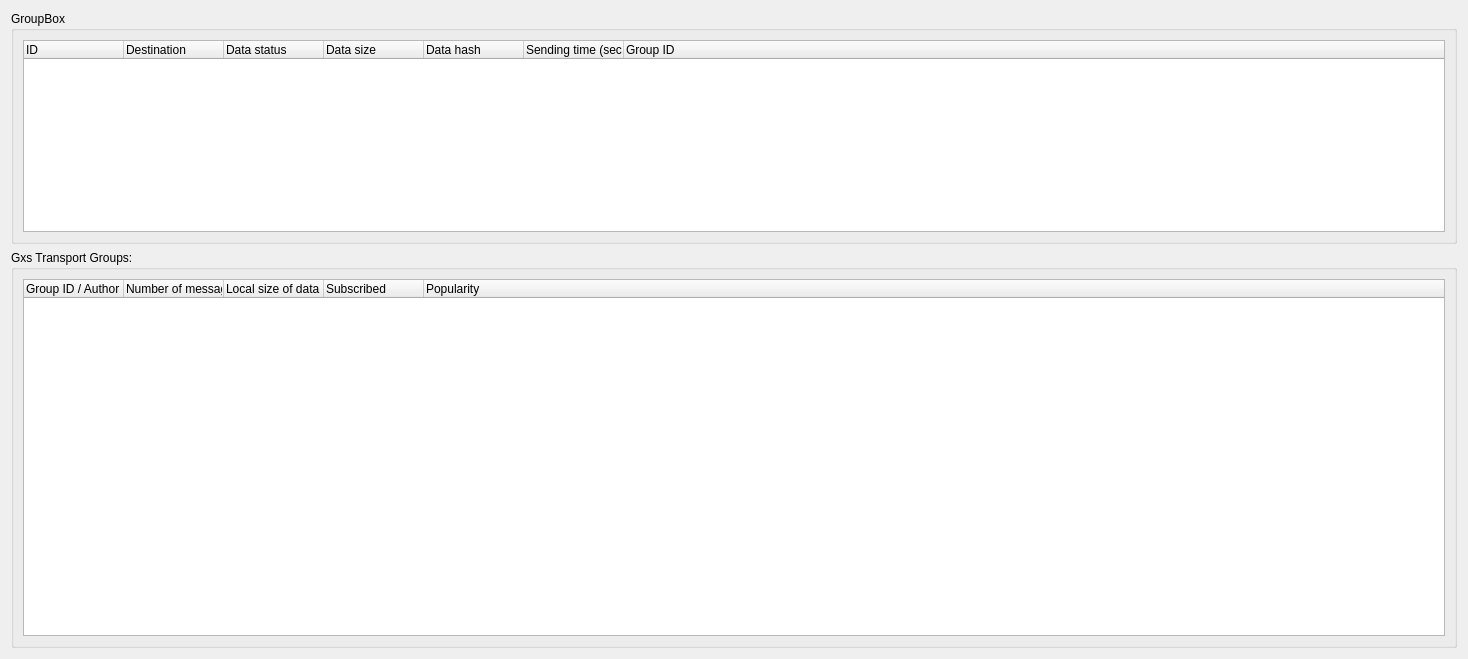
The window that retroshare-gui/src/gui/statistics/GxsTransportStatistics.ui (RetroShare/RetroShare) describes before a commit, drawn with Qt 5.
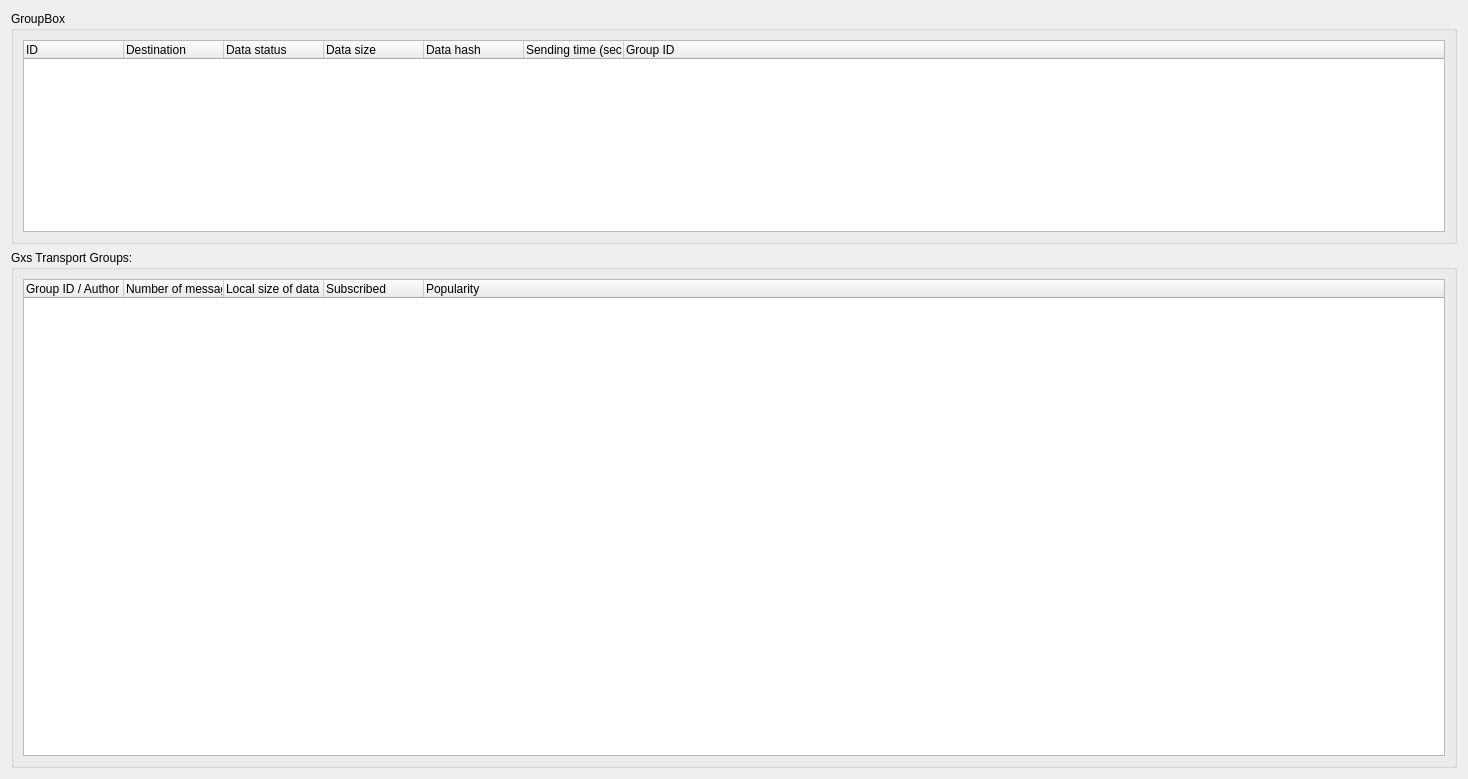
The same window after the commit.

Commit message: fixed layout in GxsTrans stats

What changed in the file:
```diff
--- a/retroshare-gui/src/gui/statistics/GxsTransportStatistics.ui
+++ b/retroshare-gui/src/gui/statistics/GxsTransportStatistics.ui
@@ -7,7 +7,7 @@
     <x>0</x>
     <y>0</y>
     <width>1468</width>
-    <height>659</height>
+    <height>779</height>
    </rect>
   </property>
   <property name="windowTitle">
```
Left out of the diff: 6 changed lines with no effect on the pictures.
